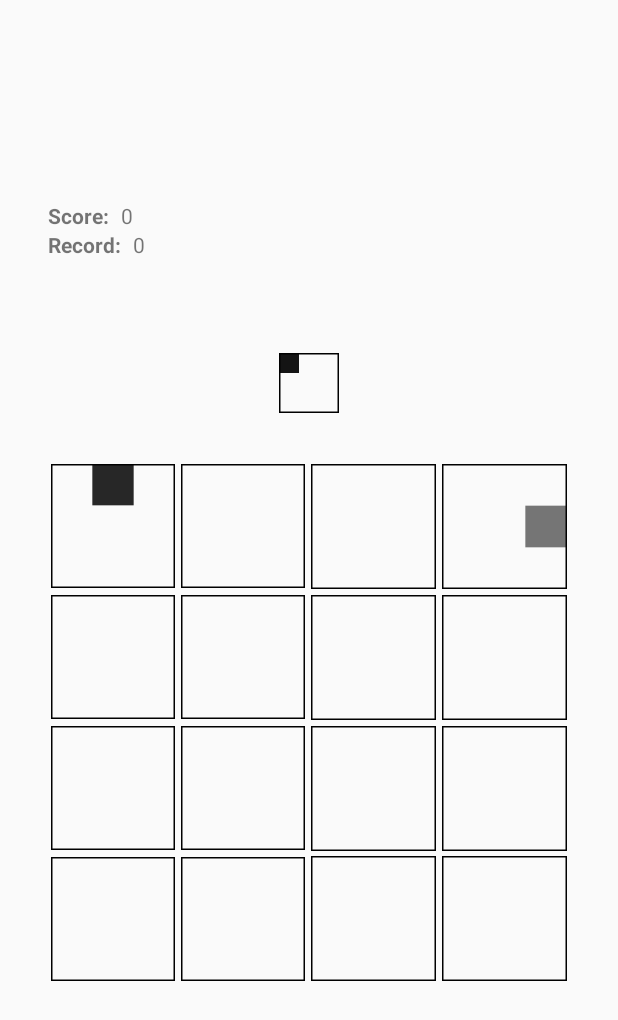
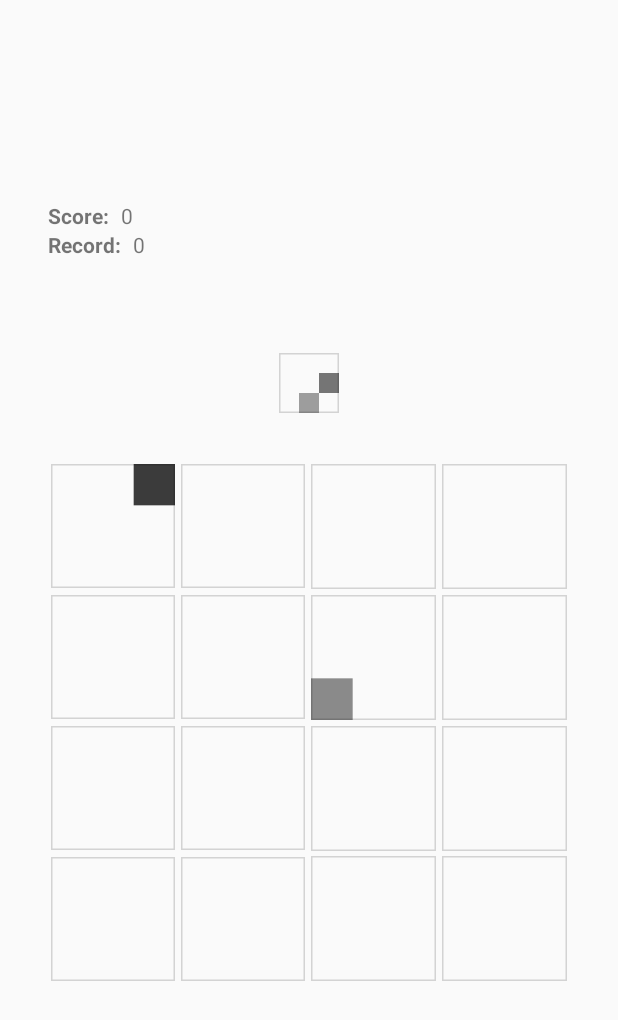
Before and after one commit to marcouberti/nine-game, an Android app: the screen it shows after launch (BoardActivity), on a phone screen of 412 x 824 dp. Shown: the top 1020 px of the screen. Run offline under Robolectric (Android 15) with nearby library versions, the phone set to English and light mode, and no system bars.

Commit message:
Add initializers.

```diff
--- a/app/src/main/java/com/marcouberti/ninegame/initializers/Initializers.kt
+++ b/app/src/main/java/com/marcouberti/ninegame/initializers/Initializers.kt
@@ -8,8 +8,21 @@ val DefaultCardInitializer = { card:Card -> Unit
     card[Random.nextInt(1, (card.width*card.width)+1)] = true
 }
 
+val RandomCardInitializer = { card:Card -> Unit
+    card.clearAll()
+    repeat(card.width) {
+        card[Random.nextInt(1, (card.width * card.width) + 1)] = Random.nextInt(1,4) == 1
+    }
+    if(card.isEmpty()) card.init(DefaultCardInitializer)
+}
+
 val DefaultBoardInitializer = { board:Board -> Unit
     board.clearAll()
-    board[Pair(1,1)] = Card(3).apply{this.init()}
-    board[Pair(1,board.width)] = Card(3).apply{this.init()}
+    val pos1 = Pair(Random.nextInt(1, board.width),Random.nextInt(1, board.width))
+    var pos2 = Pair(Random.nextInt(1, board.width),Random.nextInt(1, board.width))
+    while(pos2 == pos1) {
+        pos2 = Pair(Random.nextInt(1, board.width),Random.nextInt(1, board.width))
+    }
+    board[pos1] = Card().apply{this.init()}
+    board[pos2] = Card().apply{this.init()}
 }
--- a/app/src/main/java/com/marcouberti/ninegame/ui/board/CardView.kt
+++ b/app/src/main/java/com/marcouberti/ninegame/ui/board/CardView.kt
@@ -51,6 +51,7 @@ class CardView: FrameLayout {
         borderPaint.style = Paint.Style.STROKE
         borderPaint.strokeWidth = dpToPx(2f)
         borderPaint.isAntiAlias = true
+        borderPaint.alpha = 40
     }
 
     override fun onDraw(canvas: Canvas) {
```
Also changed, not shown: app/src/main/java/com/marcouberti/ninegame/model/Board.kt (+29 -2 lines), app/src/main/java/com/marcouberti/ninegame/model/Card.kt (+42 -15 lines), app/src/main/java/com/marcouberti/ninegame/ui/board/BoardViewModel.kt (+10 -10 lines), 1 other file.
